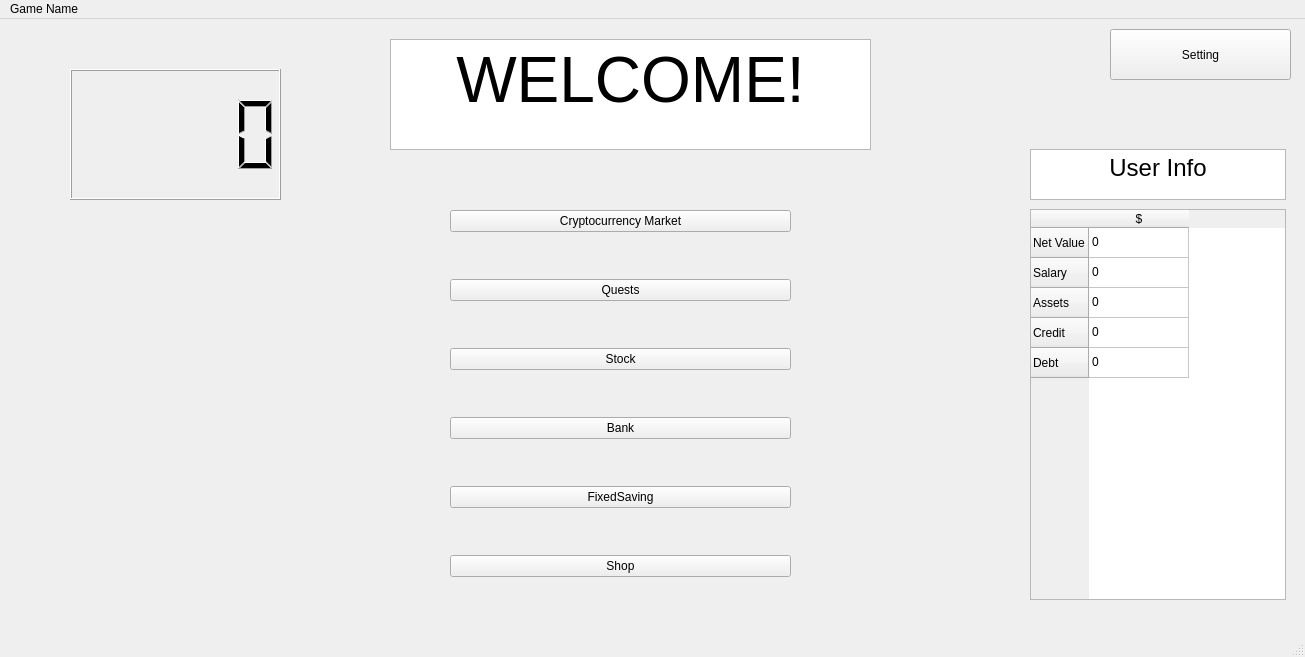
This is GameWindowScreen/mainwindow.ui in sj43/hackricecryptogame as Qt 5 draws it before an edit. The edited form follows.
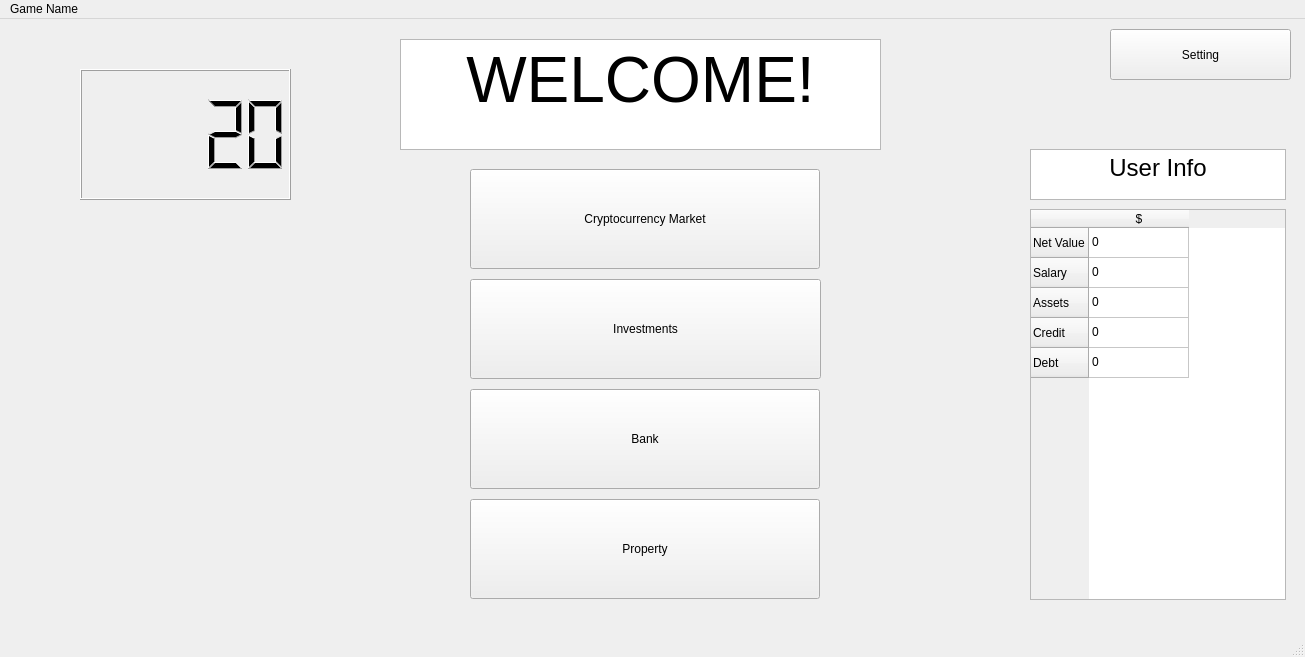
This is the edited form.

Patch:
```diff
--- a/GameWindowScreen/mainwindow.ui
+++ b/GameWindowScreen/mainwindow.ui
@@ -92,64 +92,10 @@
      </property>
     </item>
    </widget>
-   <widget class="QWidget" name="formLayoutWidget">
-    <property name="geometry">
-     <rect>
-      <x>450</x>
-      <y>150</y>
-      <width>341</width>
-      <height>451</height>
-     </rect>
-    </property>
-    <layout class="QVBoxLayout" name="verticalLayout">
-     <item>
-      <widget class="QPushButton" name="CryptoButton">
-       <property name="text">
-        <string>Cryptocurrency Market</string>
-       </property>
-      </widget>
-     </item>
-     <item>
-      <widget class="QPushButton" name="QuestButton">
-       <property name="text">
-        <string>Quests</string>
-       </property>
-      </widget>
-     </item>
-     <item>
-      <widget class="QPushButton" name="StockButton">
-       <property name="text">
-        <string>Stock</string>
-       </property>
-      </widget>
-     </item>
-     <item>
-      <widget class="QPushButton" name="BankButton">
-       <property name="text">
-        <string>Bank</string>
-       </property>
-      </widget>
-     </item>
-     <item>
-      <widget class="QPushButton" name="FixedSavingButton">
-       <property name="text">
-        <string>FixedSaving</string>
-       </property>
-      </widget>
-     </item>
-     <item>
-      <widget class="QPushButton" name="ShopButton">
-       <property name="text">
-        <string>Shop</string>
-       </property>
-      </widget>
-     </item>
-    </layout>
-   </widget>
    <widget class="QTextBrowser" name="textBrowser">
     <property name="geometry">
      <rect>
-      <x>390</x>
+      <x>400</x>
       <y>20</y>
       <width>481</width>
       <height>111</height>
@@ -183,11 +129,69 @@
    <widget class="QLCDNumber" name="lcdNumber">
     <property name="geometry">
      <rect>
-      <x>70</x>
+      <x>80</x>
       <y>50</y>
       <width>211</width>
       <height>131</height>
      </rect>
+    </property>
+    <property name="value" stdset="0">
+     <double>20.000000000000000</double>
+    </property>
+    <property name="intValue" stdset="0">
+     <number>20</number>
+    </property>
+   </widget>
+   <widget class="QPushButton" name="CryptoButton">
+    <property name="geometry">
+     <rect>
+      <x>470</x>
+      <y>150</y>
+      <width>350</width>
+      <height>100</height>
+     </rect>
+    </property>
+    <property name="text">
+     <string>Cryptocurrency Market</string>
+    </property>
+   </widget>
+   <widget class="QPushButton" name="StockButton">
+    <property name="geometry">
+     <rect>
+      <x>470</x>
+      <y>260</y>
+      <width>351</width>
+      <height>100</height>
+     </rect>
+    </property>
+    <property name="text">
+     <string>Investments</string>
+    </property>
+   </widget>
+   <widget class="QPushButton" name="BankButton">
+    <property name="geometry">
+     <rect>
+      <x>470</x>
+      <y>370</y>
+      <width>350</width>
+      <height>100</height>
+     </rect>
+    </property>
+    <property name="text">
+     <string>Bank</string>
+    </property>
+   </widget>
+   <widget class="QPushButton" name="PropertyButton">
+    <property name="geometry">
+     <rect>
+      <x>470</x>
+      <y>480</y>
+      <width>350</width>
+      <height>100</height>
+     </rect>
+    </property>
+    <property name="text">
+     <string>Property</string>
     </property>
    </widget>
   </widget>
```
